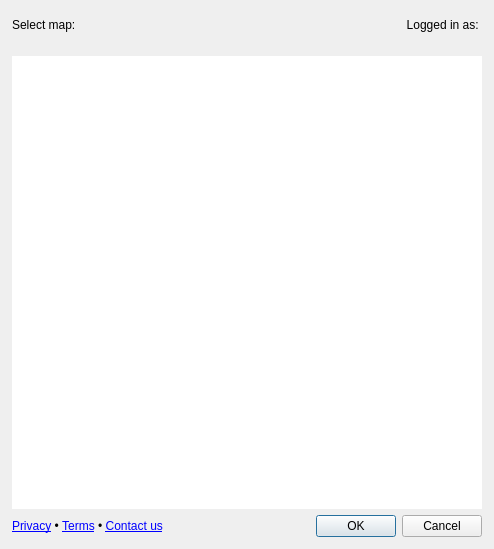
Above: felt/ui/create_map.ui from felt/qgis-plugin before the change. Below: the same form after it.
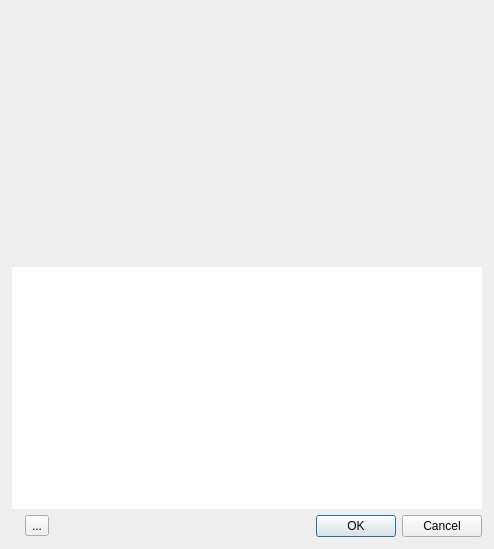
That is the form after the change.

Commit message: UI cleanups, add setting to control whether raw or styled rasters are uploaded (#55)

Patch:
```diff
--- a/felt/ui/create_map.ui
+++ b/felt/ui/create_map.ui
@@ -42,7 +42,7 @@
       <number>12</number>
      </property>
      <property name="topMargin">
-      <number>12</number>
+      <number>6</number>
      </property>
      <property name="rightMargin">
       <number>12</number>
@@ -70,7 +70,7 @@
           <number>0</number>
          </property>
          <widget class="QWidget" name="page">
-          <layout class="QGridLayout" name="gridLayout" rowstretch="0,0,1,0">
+          <layout class="QGridLayout" name="gridLayout" rowstretch="0,0">
            <property name="leftMargin">
             <number>0</number>
            </property>
@@ -86,7 +86,17 @@
            <property name="verticalSpacing">
             <number>12</number>
            </property>
-           <item row="2" column="0" colspan="2">
+           <item row="0" column="0" colspan="2">
+            <widget class="QWidget" name="maps_frame" native="true">
+             <property name="sizePolicy">
+              <sizepolicy hsizetype="Preferred" vsizetype="Expanding">
+               <horstretch>0</horstretch>
+               <verstretch>0</verstretch>
+              </sizepolicy>
+             </property>
+            </widget>
+           </item>
+           <item row="1" column="0" colspan="2">
             <widget class="QTextBrowser" name="warning_label">
              <property name="sizePolicy">
               <sizepolicy hsizetype="Expanding" vsizetype="Expanding">
@@ -99,33 +109,6 @@
              </property>
             </widget>
            </item>
-           <item row="0" column="1">
-            <widget class="QLabel" name="label_user">
-             <property name="text">
-              <string>Logged in as: </string>
-             </property>
-             <property name="alignment">
-              <set>Qt::AlignRight|Qt::AlignTrailing|Qt::AlignVCenter</set>
-             </property>
-            </widget>
-           </item>
-           <item row="0" column="0">
-            <widget class="QLabel" name="label_user_2">
-             <property name="text">
-              <string>Select map:</string>
-             </property>
-            </widget>
-           </item>
-           <item row="1" column="0" colspan="2">
-            <widget class="QWidget" name="maps_frame" native="true">
-             <property name="sizePolicy">
-              <sizepolicy hsizetype="Preferred" vsizetype="Expanding">
-               <horstretch>0</horstretch>
-               <verstretch>0</verstretch>
-              </sizepolicy>
-             </property>
-            </widget>
-           </item>
           </layout>
          </widget>
          <widget class="QWidget" name="page_2">
@@ -188,11 +171,11 @@
       </layout>
      </item>
      <item>
-      <layout class="QHBoxLayout" name="horizontalLayout" stretch="1,0">
+      <layout class="QHBoxLayout" name="horizontalLayout" stretch="0,0,0">
        <item>
         <widget class="QLabel" name="footer_label">
          <property name="text">
-          <string>&lt;html&gt;&lt;head/&gt;&lt;body&gt;&lt;p&gt;&lt;a href=&quot;privacy_policy&quot;&gt;Privacy&lt;/a&gt; •  &lt;a href=&quot;terms_of_use&quot;&gt;Terms&lt;/a&gt; •  &lt;a href=&quot;mailto:support@felt.com&quot;&gt;Contact us&lt;/a&gt;&lt;/p&gt;&lt;/body&gt;&lt;/html&gt;</string>
+          <string/>
          </property>
          <property name="wordWrap">
           <bool>true</bool>
@@ -202,6 +185,13 @@
          </property>
         </widget>
        </item>
+       <item>
+        <widget class="QToolButton" name="setting_button">
+         <property name="text">
+          <string>...</string>
+         </property>
+        </widget>
+       </item>
        <item>
         <widget class="QDialogButtonBox" name="button_box">
          <property name="standardButtons">
```
The commit also changes 7 other files.
